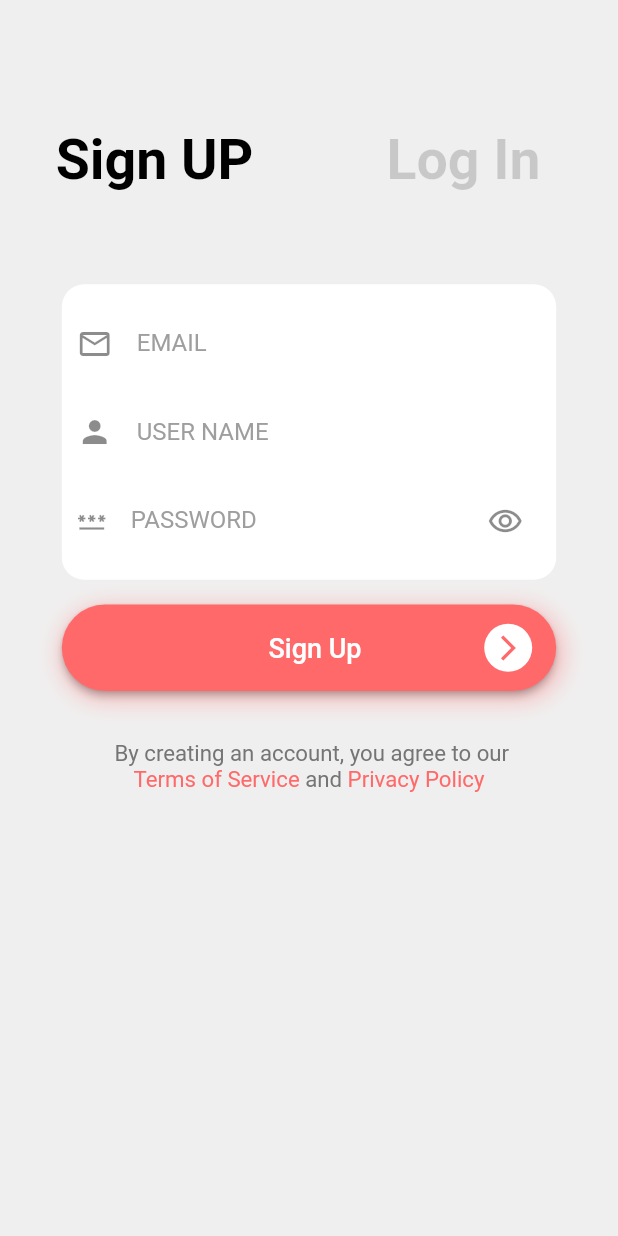
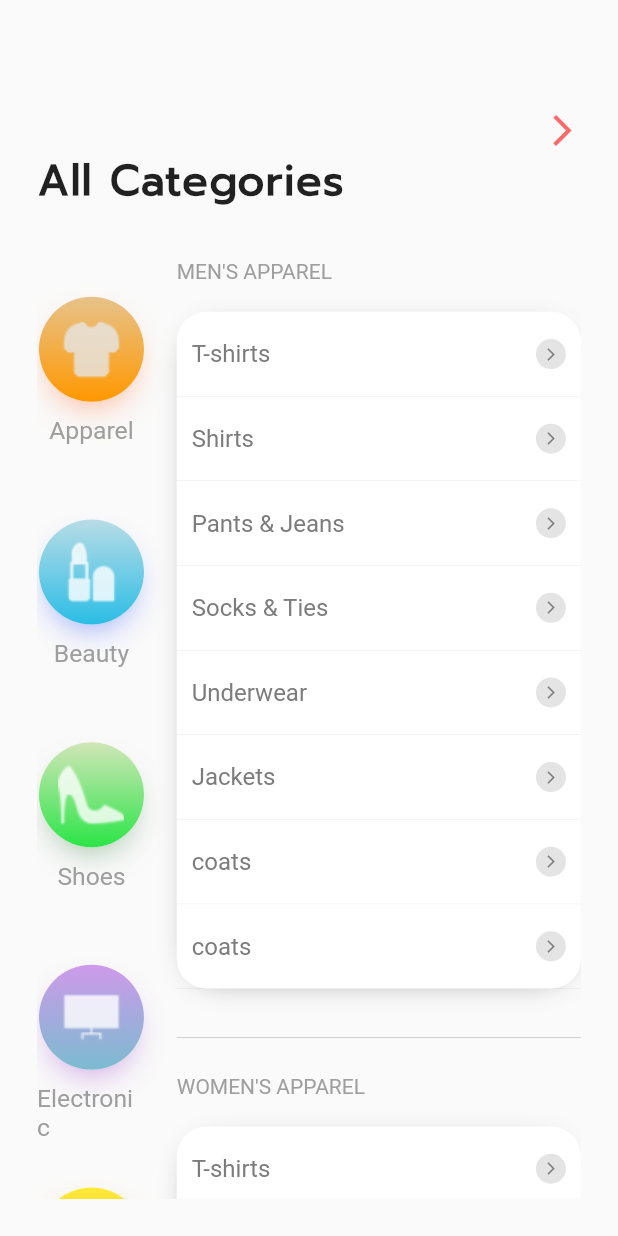
Before and after one commit to LoulouTBC/E-Commerce-App, a Flutter app: the screen it shows after launch, after a tap on "See All", on a phone screen of 412 x 824 dp. Run offline on Flutter 3.47's test engine with Material 2 defaults, Android fonts, the phone set to English and light mode, and no system bars.

Commit message:
categories

```diff
--- /dev/null
+++ b/lib/allCategories.dart
@@ -0,0 +1,404 @@
+import 'package:flutter/material.dart';
+import 'package:my_ui/constants/circleIcon.dart';
+
+class AllCategories extends StatefulWidget {
+  const AllCategories({super.key});
+
+  @override
+  State<AllCategories> createState() => _AllCategoriesState();
+}
+
+class _AllCategoriesState extends State<AllCategories> {
+  @override
+  Widget build(BuildContext context) {
+    Size size = MediaQuery.of(context).size;
+    return Scaffold(
+        body: Padding(
+      padding: EdgeInsets.all(size.height * 0.03),
+      child: CustomScrollView(
+        slivers: [
+          SliverFillRemaining(
+            hasScrollBody: false,
+            child: Column(
+              children: <Widget>[
+                Expanded(
+                  flex: 1,
+                  child: GestureDetector(
+                    onTap: () {
+                      Navigator.pushNamed(context, "home");
+                    },
+                    child: Container(
+                      alignment: Alignment.bottomRight,
+                      // color: Colors.amber
+                      child: Icon(
+                        Icons.arrow_forward_ios_outlined,
+                        color: Color(0xffFF6969),
+                        size: size.width * 0.06,
+                      ),
+                    ),
+                  ),
+                ),
+                Expanded(
+                  flex: 1,
+                  child: Container(
+                    // color: Colors.blue,
+                    child: Container(
+                      alignment: Alignment.topLeft,
+                      child: const Text(
+                        "All Categories",
+                        textAlign: TextAlign.left,
+                        style: TextStyle(
+                            // backgroundColor: Colors.white,
+                            fontFamily: "Prompt",
+                            fontSize: 28,
+                            fontWeight: FontWeight.bold,
+                            letterSpacing: 1),
+                      ),
+                    ),
+                  ),
+                ),
+                Expanded(
+                  flex: 14,
+                  child: Container(
+                    // color: Colors.pink,
+                    child: Row(
+                      children: [
+                        Expanded(
+                            flex: 1,
+                            child: Container(
+                              // color: Colors.green,
+                              child: Column(
+                                children: [
+                                  Expanded(
+                                      child: Container(
+                                    margin: EdgeInsets.only(
+                                        top: size.height * 0.03),
+                                    child: CircleIcon(
+                                        size: size,
+                                        func: () {
+                                          Navigator.pushNamed(
+                                              context, "signup");
+                                        },
+                                        myText: 'Apparel',
+                                        color1: const Color.fromARGB(
+                                            255, 231, 194, 138),
+                                        color2: Colors.orange,
+                                        shadowColor: const Color.fromARGB(
+                                            137, 255, 77, 0),
+                                        myImage: const DecorationImage(
+                                            image: AssetImage(
+                                                'images/icons8-clothes-48.png'),
+                                            opacity: 0.8)),
+                                  )),
+                                  Expanded(
+                                      child: Container(
+                                    margin: EdgeInsets.only(
+                                        top: size.height * 0.03),
+                                    child: CircleIcon(
+                                        size: size,
+                                        func: () {
+                                          Navigator.pushNamed(
+                                              context, "signup");
+                                        },
+                                        myText: 'Beauty',
+                                        color1: const Color.fromARGB(
+                                            255, 184, 220, 230),
+                                        color2: const Color.fromARGB(
+                                            255, 43, 189, 229),
+                                        shadowColor: const Color.fromARGB(
+                                            149, 33, 72, 243),
+                                        myImage: const DecorationImage(
+                                            image: AssetImage(
+                                                'images/icons8-lipstick.png'),
+                                            opacity: 0.8)),
+                                  )),
+                                  Expanded(
+                                      child: Container(
+                                    margin: EdgeInsets.only(
+                                        top: size.height * 0.03),
+                                    child: CircleIcon(
+                                        size: size,
+                                        func: () {
+                                          Navigator.pushNamed(
+                                              context, "signup");
+                                        },
+                                        myText: 'Shoes',
+                                        color1:
+                                            Color.fromARGB(255, 209, 230, 184),
+                                        color2:
+                                            Color.fromARGB(255, 43, 229, 71),
+                                        shadowColor:
+                                            Color.fromARGB(138, 31, 110, 43),
+                                        myImage: const DecorationImage(
+                                            image: AssetImage(
+                                                'images/icons8-women-shoe-side-view-50.png'),
+                                            opacity: 0.8)),
+                                  )),
+                                  Expanded(
+                                      child: Container(
+                                    margin: EdgeInsets.only(
+                                        top: size.height * 0.03),
+                                    child: CircleIcon(
+                                        size: size,
+                                        myText: 'Electronic',
+                                        color1:
+                                            Color.fromARGB(255, 206, 154, 234),
+                                        color2:
+                                            Color.fromARGB(255, 123, 187, 207),
+                                        shadowColor:
+                                            Color.fromARGB(255, 188, 133, 218),
+                                        myImage: DecorationImage(
+                                            image: AssetImage(
+                                              'images/electronic.png',
+                                            ),
+                                            opacity: 0.8),
+                                        func: () {}),
+                                  )),
+                                  Expanded(
+                                      child: Container(
+                                          margin: EdgeInsets.only(
+                                              top: size.height * 0.03),
+                                          child: CircleIcon(
+                                            size: size,
+                                            myText: 'Furniture',
+                                            color1: Colors.yellow,
+                                            color2: Colors.orange,
+                                            shadowColor: Colors.orange,
+                                            func: () {},
+                                            myImage: DecorationImage(
+                                                image: AssetImage(
+                                                    'images/furniture.png'),
+                                                opacity: 0.9),
+                                          ))),
+                                  Expanded(
+                                      child: Container(
+                                    margin: EdgeInsets.only(
+                                        top: size.height * 0.03,
+                                        bottom: size.height * 0.03),
+                                    child: CircleIcon(
+                                      size: size,
+                                      myText: 'myText',
+                                      color1: Color.fromARGB(255, 244, 85, 194),
+                                      color2:
+                                          Color.fromARGB(255, 205, 149, 215),
+                                      shadowColor:
+                                          Color.fromARGB(255, 204, 118, 220),
+                                      func: () {},
+                                      myImage: DecorationImage(
+                                          image: AssetImage('images/home.png'),
+                                          opacity: 0.8),
+                                    ),
+                                  )),
+                                  Expanded(
+                                      child: Container(
+                                    margin: EdgeInsets.only(
+                                        top: size.height * 0.03,
+                                        bottom: size.height * 0.03),
+                                    child: CircleIcon(
+                                        size: size,
+                                        myText: 'myText',
+                                        color1: Colors.orange,
+                                        color2: Colors.white,
+                                        shadowColor: Colors.orange,
+                                        func: () {}),
+                                  )),
+                                ],
+                              ),
+                            )),
+                        Expanded(
+                            flex: 4,
+                            child: Padding(
+                              padding: EdgeInsets.only(
+                                left: size.width * 0.05,
+                              ),
+                              child: Container(
+                                // color: Colors.black,
+                                child: Column(
+                                  children: [
+                                    Expanded(
+                                        child: CategorieTypes(
+                                      label: 'MEN\'S APPAREL',
+                                    )),
+                                    Container(
+                                      padding: EdgeInsets.only(
+                                          top: size.height * 0.03,
+                                          bottom: size.height * 0.02),
+                                      child: Divider(
+                                        color: Colors.grey,
+                                        thickness: 0.3,
+                                      ),
+                                    ),
+                                    Expanded(
+                                        child: CategorieTypes(
+                                      label: 'WOMEN\'S APPAREL',
+                                    )),
+                                    SizedBox(
+                                      height: 10,
+                                    )
+                                  ],
+                                ),
+                              ),
+                            )),
+                      ],
+                    ),
+                  ),
+                ),
+                // const Text('Header'),
+                // Expanded(child: Container(color: Colors.red)),
+                // const Text('Footer'),
+              ],
+            ),
+          ),
+        ],
+      ),
+    ));
+  }
+}
+
+class CategorieTypes extends StatelessWidget {
+  final String label;
+  const CategorieTypes({
+    Key? key,
+    required this.label,
+  }) : super(key: key);
+
+  @override
+  Widget build(BuildContext context) {
+    return Container(
+      // color: Colors.amber,
+      child: Column(
+        children: [
+          Expanded(
+              flex: 1,
+              child: Container(
+                alignment: Alignment.topLeft,
+                // color: Colors.amber,
+                child: Text(
+                  label,
+                  style: TextStyle(color: Colors.grey),
+                ),
+              )),
+          Expanded(
+              flex: 13,
+              child: Container(
+                decoration: BoxDecoration(
+                    // color: Colors.red,
+                    boxShadow: const [
+                      BoxShadow(
+                        color: Color.fromARGB(86, 0, 0, 0),
+                        spreadRadius: -8,
+                        blurRadius: 15,
+                        offset: Offset(0, 3), // changes position of shadow
+                      ),
+                    ],
+                    color: Color.fromARGB(255, 255, 255, 255),
+                    borderRadius: BorderRadius.circular(20)),
+                child: Column(
+                  children: const [
+                    Expanded(
+                        child: SmallCategories(
+                      mytext: 'T-shirts',
+                    )),
+                    Expanded(
+                        child: SmallCategories(
+                      mytext: 'Shirts',
+                    )),
+                    Expanded(
+                        child: SmallCategories(
+                      mytext: 'Pants & Jeans',
+                    )),
+                    Expanded(
+                        child: SmallCategories(
+                      mytext: 'Socks & Ties',
+                    )),
+                    Expanded(
+                        child: SmallCategories(
+                      mytext: 'Underwear',
+                    )),
+                    Expanded(
+                        child: SmallCategories(
+                      mytext: 'Jackets',
+                    )),
+                    Expanded(
+                        child: SmallCategories(
+                      mytext: 'coats',
+                    )),
+                    Expanded(
+                        child: SmallCategories(
+                      mytext: 'coats',
+                    )),
+                  ],
+                ),
+              )),
+        ],
+      ),
+    );
+  }
+}
+
+class SmallCategories extends StatelessWidget {
+  final String mytext;
+  const SmallCategories({
+    Key? key,
+    required this.mytext,
+  }) : super(key: key);
+
+  @override
+  Widget build(BuildContext context) {
+    return GestureDetector(
+      onTap: () {},
+      child: Container(
+        padding: EdgeInsets.only(left: 10, right: 10),
+        decoration: const BoxDecoration(
+          border: Border(
+            bottom: BorderSide(color: Colors.grey, width: 0.08),
+            // top: BorderSide(color: Colors.grey, width: 0.4),
+          ),
+        ),
+        // color: Colors.pink,
+        child: Row(
+          mainAxisAlignment: MainAxisAlignment.spaceBetween,
+          children: [
+            Text(
+              mytext,
+              style: TextStyle(
+                  fontSize: 16, color: Color.fromARGB(255, 124, 124, 124)),
+            ),
+            CircleAvatar(
+              backgroundColor: Color.fromARGB(255, 229, 228, 228),
+              radius: 10,
+              child: Icon(
+                Icons.arrow_forward_ios_sharp,
+                color: Color.fromARGB(255, 124, 124, 124),
+                size: 10,
+              ),
+            ),
+          ],
+        ),
+      ),
+    );
+  }
+}
+// 298
+
+// Instead of using SingleChildScrollView, It's easier to use CustomScrollView with a SliverFillRemaining.
+
+// Try this:
+
+// CustomScrollView(
+//   slivers: [
+//     SliverFillRemaining(
+//       hasScrollBody: false,
+//       child: Column(
+//         children: <Widget>[
+//           const Text('Header'),
+//           Expanded(child: Container(color: Colors.red)),
+//           const Text('Footer'),
+//         ],
+//       ),
+//     ),
+//   ],
+// )
+
+// Consider setting mainAxisSize to MainAxisSize.min (for column) and using FlexFit.
+//loose fits for the flexible(use Flexible rather than Expanded).
--- a/lib/constants/circleIcon.dart
+++ b/lib/constants/circleIcon.dart
@@ -1,10 +1,9 @@
-import 'dart:ffi';
-
 import 'package:flutter/material.dart';
 
 class CircleIcon extends StatelessWidget {
   String myText;
   final DecorationImage? myImage;
+  final Size size;
   Color color1;
   Color color2;
   Color shadowColor;
@@ -17,8 +16,10 @@ class CircleIcon extends StatelessWidget {
     required this.color1,
     required this.color2,
     required this.shadowColor,
+    required this.size,
     // required this.myImage,
-    Key? key, required this.func,
+    Key? key,
+    required this.func,
   }) : super(key: key);
 
   @override
@@ -29,9 +30,7 @@ class CircleIcon extends StatelessWidget {
         // color: Color.fromARGB(255, 164, 48, 95),
         child: Column(
           children: [
-            Expanded(
-              flex: 3,
-              child: Container(
+            Container(
               decoration: BoxDecoration(shape: BoxShape.circle, boxShadow: [
                 BoxShadow(
                   color: shadowColor,
@@ -41,7 +40,6 @@ class CircleIcon extends StatelessWidget {
                 ),
               ]),
               child: CircleAvatar(
-
                 backgroundColor: Colors.white,
                 radius: 35,
                 child: Container(
@@ -65,18 +63,17 @@ class CircleIcon extends StatelessWidget {
                 ),
               ),
             ),
-            ),
-            Expanded(
-              flex: 1,
-              child: Container(
+            Container(
+              // margin: EdgeInsets.only(top: 1),
+              padding: EdgeInsets.only(top: 10),
               // color: Colors.blue,
               alignment: Alignment.bottomCenter,
               child: Text(
                 myText,
-                  style: TextStyle(fontSize: 18),
+                style:
+                    TextStyle(fontSize: size.width * 0.04, color: Colors.grey),
               ),
             ),
-            )
           ],
         ),
       ),
--- a/lib/constants/latestContainer.dart
+++ b/lib/constants/latestContainer.dart
@@ -44,7 +44,7 @@ class LatestContainer extends StatelessWidget {
               AdvText(advText: text2),
               AdvText(advText: text3),
               SizedBox(
-                height: size.height * 0.04,
+                height: size.height * 0.03,
               ),
               if (seemore == true)
                 Container(
--- a/lib/home.dart
+++ b/lib/home.dart
@@ -23,6 +23,7 @@ class _HomePageState extends State<HomePage> {
             Expanded(
               flex: 1,
               child: Container(
+                // color: Colors.amber,
                 child: Row(
                   mainAxisAlignment: MainAxisAlignment.end,
                   children: [
@@ -41,6 +42,7 @@ class _HomePageState extends State<HomePage> {
                     Expanded(
                       flex: 3,
                       child: Container(
+                        // color: Colors.blue,
                         // width: size.width,
                         child: Column(
                           children: [
@@ -67,6 +69,7 @@ class _HomePageState extends State<HomePage> {
                                 children: [
                                   Expanded(
                                       child: CircleIcon(
+                                          size: size,
                                           func: () {
                                             Navigator.pushNamed(
                                                 context, "signup");
@@ -82,6 +85,7 @@ class _HomePageState extends State<HomePage> {
                                                   'images/icons8-clothes-48.png')))),
                                   Expanded(
                                       child: CircleIcon(
+                                          size: size,
                                           func: () {
                                             Navigator.pushNamed(
                                                 context, "signup");
@@ -98,6 +102,7 @@ class _HomePageState extends State<HomePage> {
                                                   'images/icons8-lipstick.png')))),
                                   Expanded(
                                       child: CircleIcon(
+                                          size: size,
                                           func: () {
                                             Navigator.pushNamed(
                                                 context, "signup");
@@ -114,8 +119,10 @@ class _HomePageState extends State<HomePage> {
                                                   'images/icons8-women-shoe-side-view-50.png')))),
                                   Expanded(
                                       child: CircleIcon(
+                                    size: size,
                                     func: () {
-                                      Navigator.pushNamed(context, "signup");
+                                      Navigator.pushNamed(
+                                          context, "allCategories");
                                     },
                                     myText: 'See All',
                                     color1: Color.fromARGB(255, 255, 255, 255),
@@ -134,7 +141,7 @@ class _HomePageState extends State<HomePage> {
                       ),
                     ),
                     Expanded(
-                      flex: 5,
+                      flex: 4,
                       child: Container(
                         // width: size.width,
                         // color: Colors.amber,
--- a/lib/main.dart
+++ b/lib/main.dart
@@ -1,4 +1,5 @@
 import 'package:flutter/material.dart';
+import 'package:my_ui/allCategories.dart';
 import 'package:my_ui/home.dart';
 import 'package:my_ui/signup.dart';
 
@@ -21,6 +22,7 @@ class MyApp extends StatelessWidget {
       routes: {
         "signup": ((context) => SignUP()),
         "home": ((context) => HomePage()),
+        "allCategories": ((context) => AllCategories()),
       },
     );
   }
```
Also changed, not shown: images/electronic.png (added), images/furniture.png (added), images/home.png (added). Lines whose indentation alone changed are shown as unchanged.
